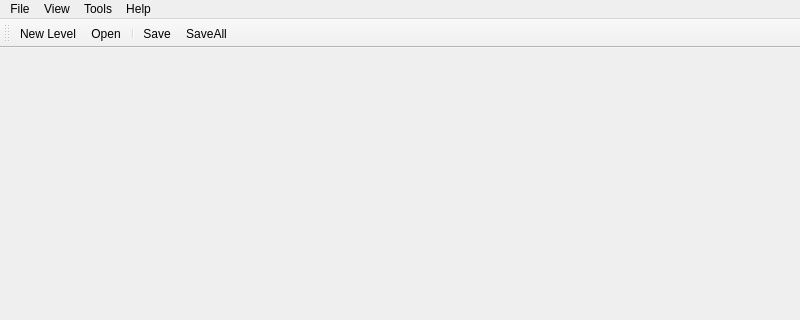
zombihello/lifeEngine, file Develompent/Source/Engine/WorldEd/Source/Windows/MainWindow.ui: the form before one commit; both pictures show x 0 to 800 and y 0 to 320 of the 800 by 621 pixel window.
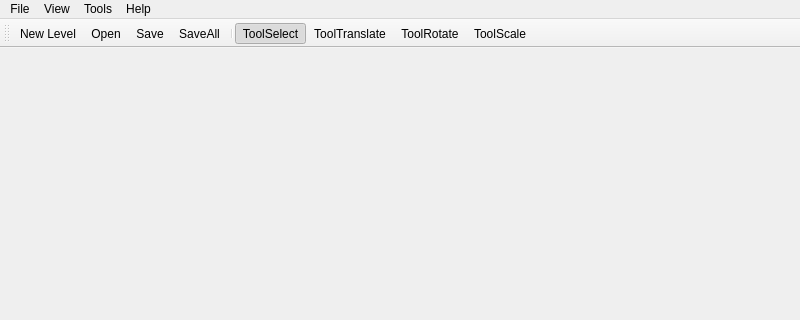
The form after the commit.

Commit message: Implemented rendering translate and scale gizmo

The edit to the form file:
```diff
--- a/Develompent/Source/Engine/WorldEd/Source/Windows/MainWindow.ui
+++ b/Develompent/Source/Engine/WorldEd/Source/Windows/MainWindow.ui
@@ -103,9 +103,13 @@
    </attribute>
    <addaction name="actionNewLevel"/>
    <addaction name="actionOpen"/>
-   <addaction name="separator"/>
    <addaction name="actionSave"/>
    <addaction name="actionSaveAll"/>
+   <addaction name="separator"/>
+   <addaction name="actionToolSelect"/>
+   <addaction name="actionToolTranslate"/>
+   <addaction name="actionToolRotate"/>
+   <addaction name="actionToolScale"/>
   </widget>
   <action name="actionNewLevel">
    <property name="text">
@@ -182,6 +186,56 @@
   <action name="actionSaveAll">
    <property name="text">
     <string>SaveAll</string>
+   </property>
+   <property name="toolTip">
+    <string>Save All</string>
+   </property>
+  </action>
+  <action name="actionToolSelect">
+   <property name="checkable">
+    <bool>true</bool>
+   </property>
+   <property name="checked">
+    <bool>true</bool>
+   </property>
+   <property name="text">
+    <string>ToolSelect</string>
+   </property>
+   <property name="toolTip">
+    <string>Select Mode</string>
+   </property>
+  </action>
+  <action name="actionToolTranslate">
+   <property name="checkable">
+    <bool>true</bool>
+   </property>
+   <property name="text">
+    <string>ToolTranslate</string>
+   </property>
+   <property name="toolTip">
+    <string>Translate Mode</string>
+   </property>
+  </action>
+  <action name="actionToolRotate">
+   <property name="checkable">
+    <bool>true</bool>
+   </property>
+   <property name="text">
+    <string>ToolRotate</string>
+   </property>
+   <property name="toolTip">
+    <string>Rotate Mode</string>
+   </property>
+  </action>
+  <action name="actionToolScale">
+   <property name="checkable">
+    <bool>true</bool>
+   </property>
+   <property name="text">
+    <string>ToolScale</string>
+   </property>
+   <property name="toolTip">
+    <string>Scale Mode</string>
    </property>
   </action>
  </widget>
```
Left out of the diff: 5 changed lines with no effect on the pictures. The commit also changes 30 other files.
